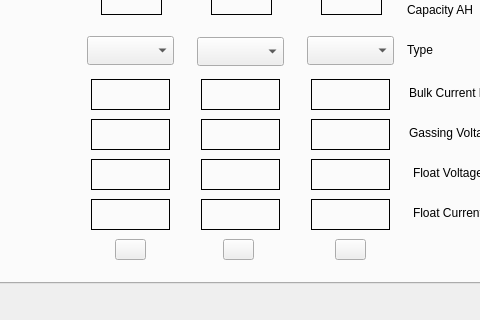
Old version of the form gui-beaglebone/power-management.ui in the repository dmsherazi/Battery-Management-System; both pictures show x 127 to 607 and y 162 to 482 of the 800 by 482 pixel window.
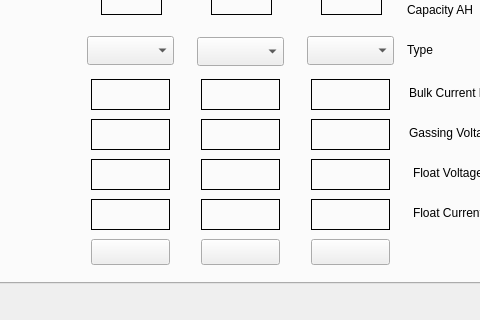
New version of the form. The open tabs and pages were chosen to show the change. Icons and pictures are not drawn.

Commit message: Add filename features to gui-beaglebone to allow new filename to be automatically created that doesn't clash with existing names. Normally the BB isn't used with a keyboard.

```diff
--- a/gui-beaglebone/power-management.ui
+++ b/gui-beaglebone/power-management.ui
@@ -2727,10 +2727,10 @@
     <widget class="QPushButton" name="resetMissing1Button">
      <property name="geometry">
       <rect>
-       <x>236</x>
+       <x>212</x>
        <y>365</y>
-       <width>31</width>
-       <height>21</height>
+       <width>79</width>
+       <height>26</height>
       </rect>
      </property>
      <property name="toolTip">
@@ -2740,38 +2740,6 @@
       <string/>
      </property>
     </widget>
-    <widget class="QPushButton" name="resetMissing2Button">
-     <property name="geometry">
-      <rect>
-       <x>344</x>
-       <y>365</y>
-       <width>31</width>
-       <height>21</height>
-      </rect>
-     </property>
-     <property name="toolTip">
-      <string>Reset Battery 2 Missing Status to Good.</string>
-     </property>
-     <property name="text">
-      <string/>
-     </property>
-    </widget>
-    <widget class="QPushButton" name="resetMissing3Button">
-     <property name="geometry">
-      <rect>
-       <x>456</x>
-       <y>365</y>
-       <width>31</width>
-       <height>21</height>
-      </rect>
-     </property>
-     <property name="toolTip">
-      <string>Reset Battery 3 Missing Status to Good.</string>
-     </property>
-     <property name="text">
-      <string/>
-     </property>
-    </widget>
     <widget class="QLabel" name="absorptionVoltageLabel">
      <property name="geometry">
       <rect>
@@ -2898,6 +2866,38 @@
       <string/>
      </property>
     </widget>
+    <widget class="QPushButton" name="resetMissing3Button">
+     <property name="geometry">
+      <rect>
+       <x>432</x>
+       <y>365</y>
+       <width>79</width>
+       <height>26</height>
+      </rect>
+     </property>
+     <property name="toolTip">
+      <string>Reset Battery 1 Missing Status to Good.</string>
+     </property>
+     <property name="text">
+      <string/>
+     </property>
+    </widget>
+    <widget class="QPushButton" name="resetMissing2Button">
+     <property name="geometry">
+      <rect>
+       <x>322</x>
+       <y>365</y>
+       <width>79</width>
+       <height>26</height>
+      </rect>
+     </property>
+     <property name="toolTip">
+      <string>Reset Battery 1 Missing Status to Good.</string>
+     </property>
+     <property name="text">
+      <string/>
+     </property>
+    </widget>
    </widget>
    <widget class="QWidget" name="calibrationTab">
     <property name="toolTip">
```
Left out of the diff: 97 changed lines with no effect on the pictures. The commit also changes 3 other files.
